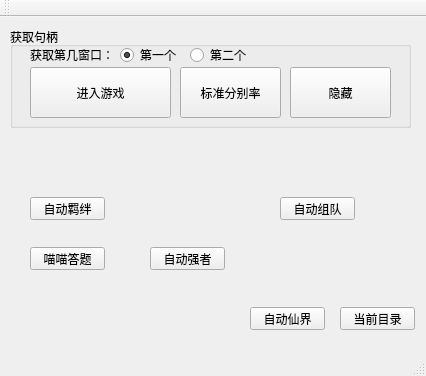
First picture: the form in mainwindow.ui, repository geniuscrh/huoyingHelper_qt, before the edit.
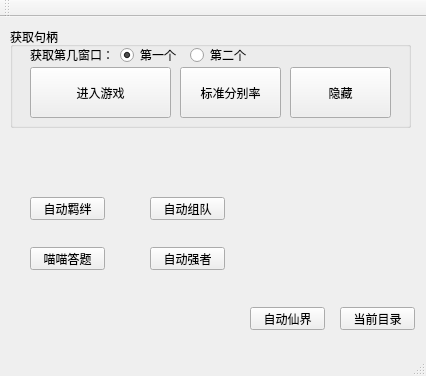
Second picture: the form after the edit. Icons and pictures are not drawn.

Commit message: 10月25日

The edit to the form file:
```diff
--- a/mainwindow.ui
+++ b/mainwindow.ui
@@ -141,7 +141,7 @@
    <widget class="QPushButton" name="zuduiBtn">
     <property name="geometry">
      <rect>
-      <x>280</x>
+      <x>150</x>
       <y>180</y>
       <width>75</width>
       <height>23</height>
```
The commit also changes 2 other files.
